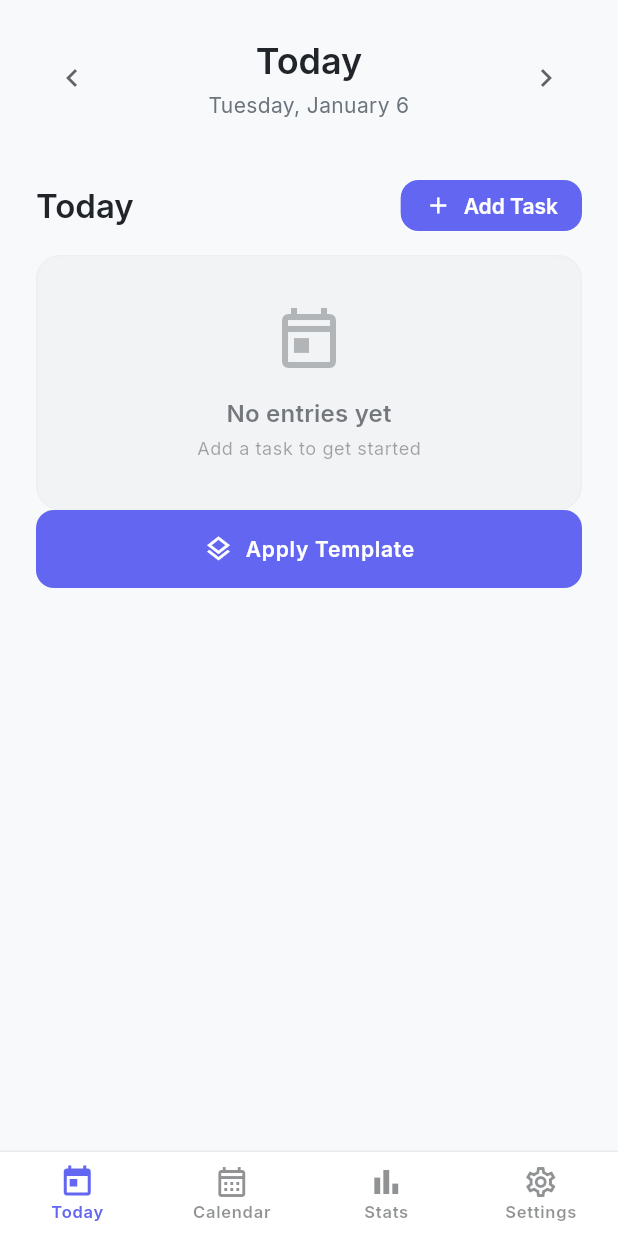
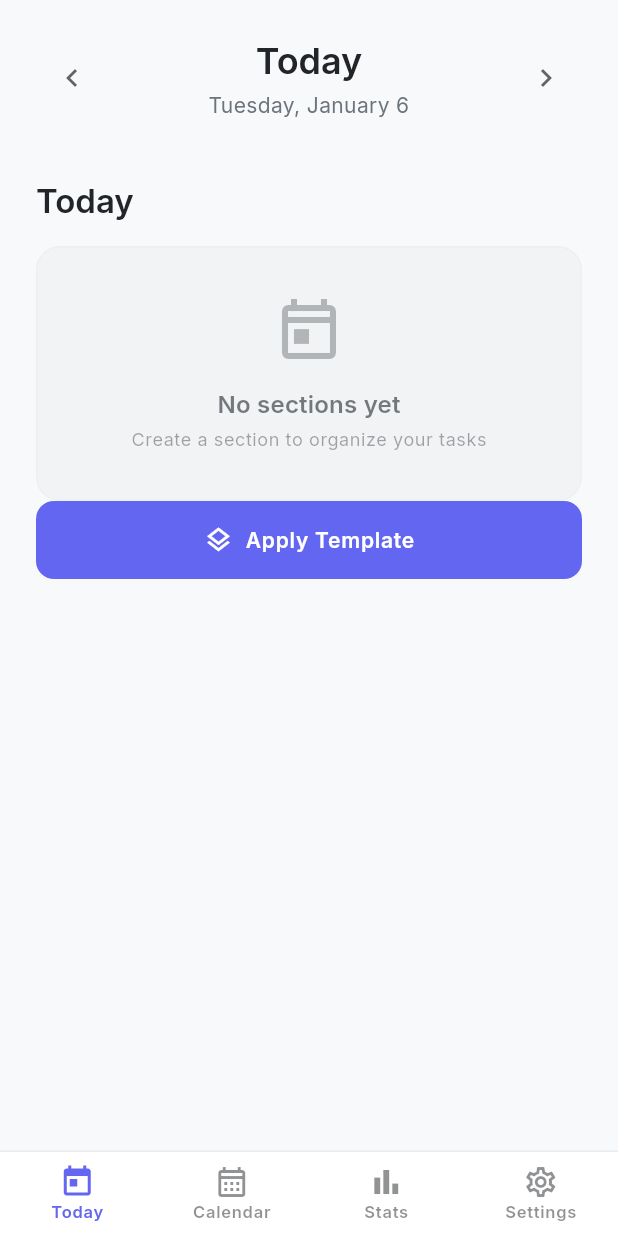
Before and after one commit to gs-deliverists-io/daily-champ, a Flutter app: the screen it shows after launch, on a phone screen of 412 x 824 dp. Run offline on Flutter 3.47's test engine with Material 3 defaults, Android fonts, the phone set to English and light mode, and no system bars; our stand-ins replace fl_chart, flutter_markdown_plus, flutter_slidable, google_fonts, shared_preferences, table_calendar and 1 more.

Commit message:
Improve add item UX: move to inline buttons
**Changes:**
- Remove 'Add Task' button from empty state (no sections)
- Move '+' icon from section header to inline button after items
- Keep only menu (⋮) in section header for cleaner look
- Add prominent 'Add task/item' button below each section
- Make 'Add section' button more subtle (TextButton instead of OutlinedButton)
- Update empty state message to guide users to create sections

**Benefits:**
- Clearer visual hierarchy
- Contextual add buttons (users know which section they're adding to)
- No ambiguity about where items will be added
- Cleaner section headers
- Better mobile UX with larger tap targets
- All 36 tests passing

```diff
--- a/lib/screens/today_screen.dart
+++ b/lib/screens/today_screen.dart
@@ -623,19 +623,27 @@ class _TodayScreenState extends State<TodayScreen> {
                           child: Padding(
                             padding: const EdgeInsets.symmetric(
                               horizontal: AppTheme.space24,
-                              vertical: AppTheme.space8,
+                              vertical: AppTheme.space12,
                             ),
-                            child: OutlinedButton.icon(
+                            child: TextButton.icon(
                               onPressed: _showAddSectionDialog,
-                              icon: const Icon(Icons.add, size: 18),
-                              label: const Text('Add Section'),
-                              style: OutlinedButton.styleFrom(
+                              icon: Icon(
+                                Icons.add,
+                                size: 18,
+                                color: colorScheme.onSurface
+                                    .withValues(alpha: 0.6),
+                              ),
+                              label: Text(
+                                'Add section',
+                                style: theme.textTheme.labelLarge?.copyWith(
+                                  color: colorScheme.onSurface
+                                      .withValues(alpha: 0.6),
+                                ),
+                              ),
+                              style: TextButton.styleFrom(
                                 padding: const EdgeInsets.symmetric(
                                   vertical: AppTheme.space12,
-                                ),
-                                side: BorderSide(
-                                  color: colorScheme.outline
-                                      .withValues(alpha: 0.3),
+                                  horizontal: AppTheme.space16,
                                 ),
                               ),
                             ),
@@ -651,33 +659,14 @@ class _TodayScreenState extends State<TodayScreen> {
                             child: Column(
                               crossAxisAlignment: CrossAxisAlignment.start,
                               children: [
-                                Row(
-                                  mainAxisAlignment:
-                                      MainAxisAlignment.spaceBetween,
-                                  children: [
-                                    Text('Today',
-                                        style: theme.textTheme.titleLarge),
-                                    FilledButton.icon(
-                                      onPressed: () => _showTaskSheet(),
-                                      icon: const Icon(Icons.add, size: 18),
-                                      label: const Text('Add Task'),
-                                      style: FilledButton.styleFrom(
-                                        padding: const EdgeInsets.symmetric(
-                                          horizontal: AppTheme.space16,
-                                          vertical: AppTheme.space8,
-                                        ),
-                                        minimumSize: Size.zero,
-                                        tapTargetSize:
-                                            MaterialTapTargetSize.shrinkWrap,
-                                      ),
-                                    ),
-                                  ],
-                                ),
+                                Text('Today',
+                                    style: theme.textTheme.titleLarge),
                                 const SizedBox(height: AppTheme.space16),
                                 _buildEmptyState(
                                   icon: Icons.today_outlined,
-                                  message: 'No entries yet',
-                                  subtitle: 'Add a task to get started',
+                                  message: 'No sections yet',
+                                  subtitle:
+                                      'Create a section to organize your tasks',
                                   theme: theme,
                                 ),
                               ],
@@ -1004,16 +993,7 @@ class _TodayScreenState extends State<TodayScreen> {
                 Expanded(
                   child: Text(section.name, style: theme.textTheme.titleLarge),
                 ),
-                // Add item button
-                IconButton(
-                  onPressed: () => _showAddItemSheet(section.name),
-                  icon: const Icon(Icons.add),
-                  tooltip: 'Add item',
-                  style: IconButton.styleFrom(
-                    foregroundColor: colorScheme.primary,
-                  ),
-                ),
-                // Section menu
+                // Section menu (removed Add button - moved to inline)
                 PopupMenuButton<String>(
                   icon: Icon(
                     Icons.more_vert,
@@ -1072,9 +1052,8 @@ class _TodayScreenState extends State<TodayScreen> {
               _buildEmptyState(
                 icon: Icons.notes_outlined,
                 message: 'No items yet',
-                subtitle: 'Tap the button to add an item',
+                subtitle: 'Tap the button below to add an item',
                 theme: theme,
-                onAddItem: () => _showAddItemSheet(section.name),
               )
             else if (section.type == SectionType.text)
               // Text type: render as markdown paragraphs
@@ -1189,7 +1168,7 @@ class _TodayScreenState extends State<TodayScreen> {
                               ),
                             );
                           },
-                          backgroundColor: Colors.red.shade600,
+                          backgroundColor: AppTheme.error,
                           foregroundColor: Colors.white,
                           padding: EdgeInsets.zero,
                           borderRadius: const BorderRadius.horizontal(
@@ -1203,10 +1182,10 @@ class _TodayScreenState extends State<TodayScreen> {
                         ),
                       ],
                     ),
-                    // Swipe right: Copy to tomorrow (same as TaskTile)
+                    // Swipe right: Copy to tomorrow
                     startActionPane: ActionPane(
                       motion: const StretchMotion(),
-                      extentRatio: 0.25,
+                      extentRatio: 0.2,
                       children: [
                         CustomSlidableAction(
                           onPressed: (context) {
@@ -1258,21 +1237,17 @@ class _TodayScreenState extends State<TodayScreen> {
                             height: 24,
                             alignment: Alignment.center,
                             decoration: BoxDecoration(
-                              border: Border.all(
-                                color: colorScheme.outline,
-                                width: 2,
-                              ),
-                              borderRadius:
-                                  BorderRadius.circular(AppTheme.radius4),
+                              shape: BoxShape.circle,
+                              color: colorScheme.primary.withValues(alpha: 0.1),
                             ),
                             child: Icon(
-                              Icons.remove,
-                              size: 14,
-                              color:
-                                  colorScheme.onSurface.withValues(alpha: 0.6),
+                              Icons.circle,
+                              size: 8,
+                              color: colorScheme.primary,
                             ),
                           ),
-                          const SizedBox(width: AppTheme.space12),
+                          const SizedBox(width: AppTheme.space16),
+                          // Content with markdown support
                           Expanded(
                             child: MarkdownBody(
                               data: item,
@@ -1313,6 +1288,25 @@ class _TodayScreenState extends State<TodayScreen> {
                   ),
                 );
               }),
+
+            // Inline Add button (after all items)
+            const SizedBox(height: AppTheme.space12),
+            OutlinedButton.icon(
+              onPressed: () => _showAddItemSheet(section.name),
+              icon: const Icon(Icons.add, size: 20),
+              label: Text(
+                  section.type == SectionType.tasks ? 'Add task' : 'Add item'),
+              style: OutlinedButton.styleFrom(
+                foregroundColor: colorScheme.primary,
+                side: BorderSide(
+                  color: colorScheme.primary.withValues(alpha: 0.5),
+                ),
+                padding: const EdgeInsets.symmetric(
+                  vertical: AppTheme.space12,
+                  horizontal: AppTheme.space16,
+                ),
+              ),
+            ),
           ],
         ),
       ),
```
